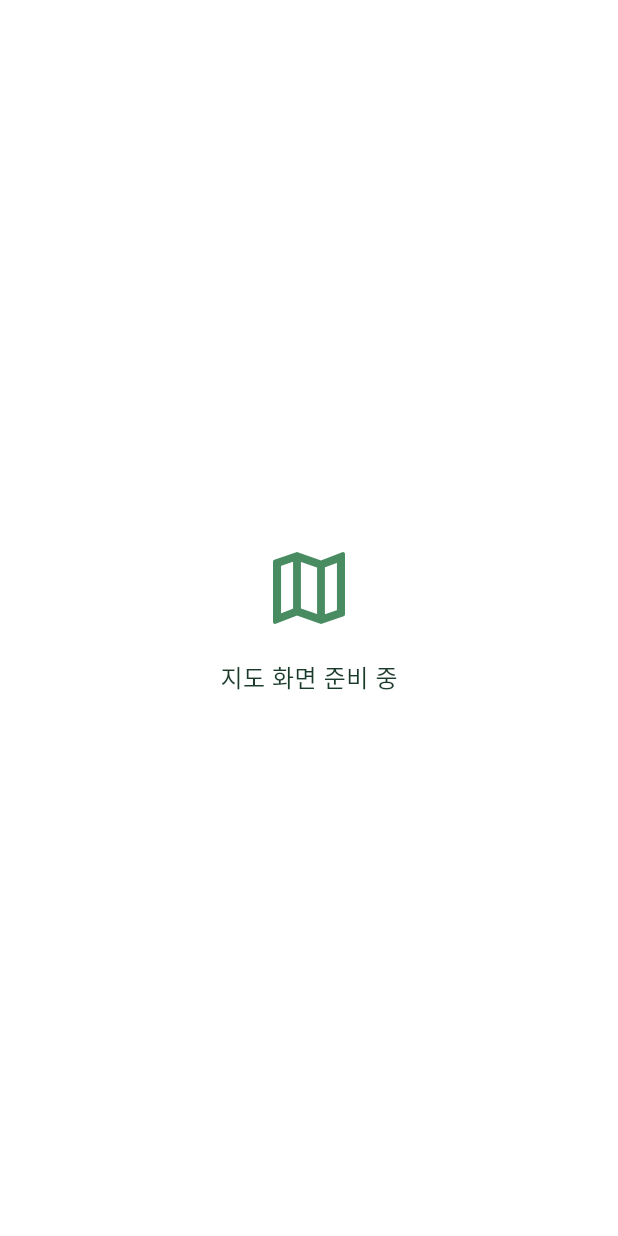
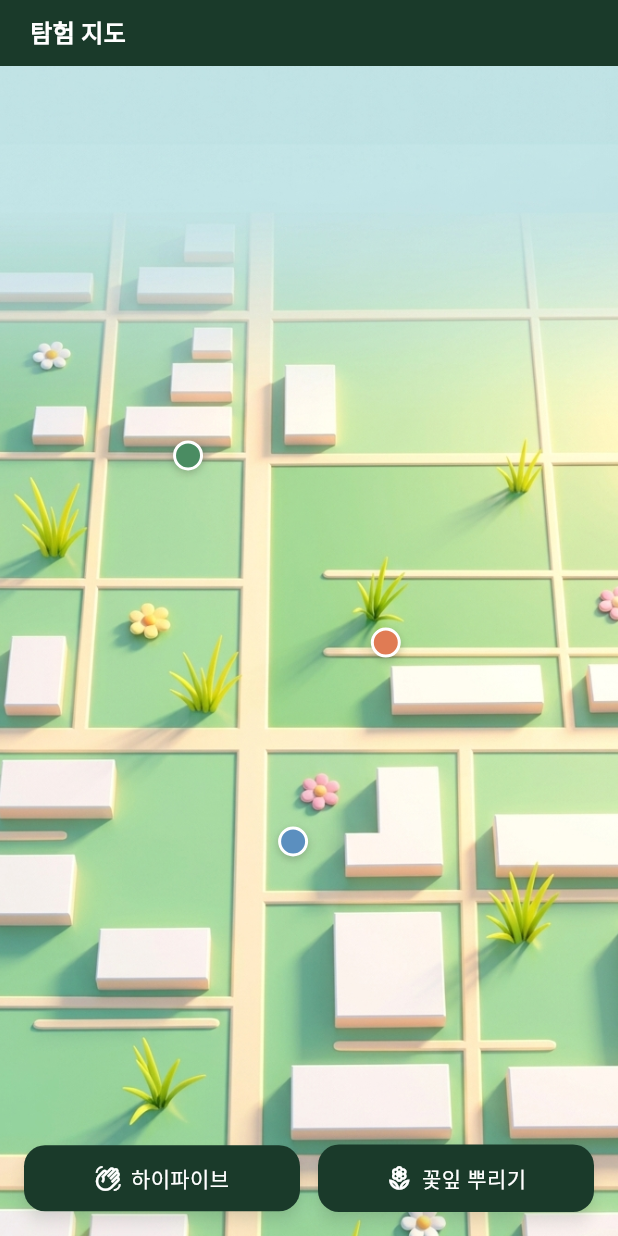
Before and after one commit to hndn00/little_forest, a Flutter app: the MapScreen widget shown alone on an empty page, opened directly, on a phone screen of 412 x 824 dp. Run offline on Flutter 3.47's test engine with Material 3 defaults, Android fonts, the phone set to English and light mode, and no system bars; our stand-ins replace google_fonts.

Commit message:
Add: nav bar and map screen

```diff
--- a/lib/screens/map_screen.dart
+++ b/lib/screens/map_screen.dart
@@ -1,27 +1,186 @@
 import 'package:flutter/material.dart';
 import 'package:little_forest/theme/app_theme.dart';
 
-class MapScreen extends StatelessWidget {
+class MapScreen extends StatefulWidget {
   const MapScreen({super.key});
 
   @override
+  State<MapScreen> createState() => _MapScreenState();
+}
+
+class _MapScreenState extends State<MapScreen> {
+  static const _avatarDots = [
+    _AvatarDot(color: Color(0xFF4A8C62), left: 0.28, top: 0.32),
+    _AvatarDot(color: Color(0xFFE07B54), left: 0.60, top: 0.48),
+    _AvatarDot(color: Color(0xFF5B8FBF), left: 0.45, top: 0.65),
+  ];
+
+  void _sendGesture(String message) {
+    ScaffoldMessenger.of(context).showSnackBar(
+      SnackBar(
+        content: Text(
+          message,
+          style: const TextStyle(fontFamily: 'Poppins'),
+        ),
+        backgroundColor: AppColors.forestDeep,
+        behavior: SnackBarBehavior.floating,
+        shape: RoundedRectangleBorder(borderRadius: BorderRadius.circular(12)),
+        margin: const EdgeInsets.fromLTRB(16, 0, 16, 8),
+        duration: const Duration(seconds: 2),
+      ),
+    );
+  }
+
+  @override
   Widget build(BuildContext context) {
-    return Center(
-      child: Column(
-        mainAxisAlignment: MainAxisAlignment.center,
-        children: [
-          Icon(Icons.map_outlined, size: 64, color: AppColors.forestLight),
-          const SizedBox(height: 16),
-          Text(
-            '지도 화면 준비 중',
-            style: TextStyle(
-              fontFamily: 'Poppins',
-              color: AppColors.forestDeep,
-              fontSize: 16,
+    return Column(
+      children: [
+        _buildHeader(),
+        Expanded(child: _buildMapArea()),
+      ],
+    );
+  }
+
+  Widget _buildHeader() {
+    return Container(
+      width: double.infinity,
+      padding: const EdgeInsets.symmetric(horizontal: 20, vertical: 10),
+      color: AppColors.forestDeep,
+      child: const Text(
+        '탐험 지도',
+        style: TextStyle(
+          fontFamily: 'Poppins',
+          fontWeight: FontWeight.w600,
+          fontSize: 16,
+          color: Colors.white,
+        ),
+      ),
+    );
+  }
+
+  Widget _buildMapArea() {
+    return LayoutBuilder(
+      builder: (context, constraints) {
+        return Stack(
+          children: [
+            Positioned.fill(
+              child: Image.asset(
+                'assets/images/map_image.png',
+                fit: BoxFit.cover,
+              ),
             ),
+            ..._avatarDots.map((dot) => Positioned(
+              left: constraints.maxWidth * dot.left,
+              top: constraints.maxHeight * dot.top,
+              child: _buildDotWidget(dot),
+            )),
+            Positioned(
+              left: 16,
+              right: 16,
+              bottom: 16,
+              child: _buildGestureButtons(),
+            ),
+          ],
+        );
+      },
+    );
+  }
+
+  Widget _buildDotWidget(_AvatarDot dot) {
+    return Container(
+      width: 20,
+      height: 20,
+      decoration: BoxDecoration(
+        color: dot.color,
+        shape: BoxShape.circle,
+        border: Border.all(color: Colors.white, width: 2),
+        boxShadow: const [
+          BoxShadow(
+            color: Color(0x33000000),
+            blurRadius: 4,
+            offset: Offset(0, 2),
           ),
         ],
       ),
     );
   }
+
+  Widget _buildGestureButtons() {
+    return Row(
+      children: [
+        Expanded(
+          child: _GestureButton(
+            icon: Icons.waving_hand_outlined,
+            label: '하이파이브',
+            onTap: () => _sendGesture('하이파이브를 보냈어요!'),
+          ),
+        ),
+        const SizedBox(width: 12),
+        Expanded(
+          child: _GestureButton(
+            icon: Icons.local_florist_outlined,
+            label: '꽃잎 뿌리기',
+            onTap: () => _sendGesture('꽃잎을 뿌렸어요!'),
+          ),
+        ),
+      ],
+    );
+  }
 }
+
+class _AvatarDot {
+  final Color color;
+  final double left;
+  final double top;
+
+  const _AvatarDot({
+    required this.color,
+    required this.left,
+    required this.top,
+  });
+}
+
+class _GestureButton extends StatelessWidget {
+  final IconData icon;
+  final String label;
+  final VoidCallback onTap;
+
+  const _GestureButton({
+    required this.icon,
+    required this.label,
+    required this.onTap,
+  });
+
+  @override
+  Widget build(BuildContext context) {
+    return Material(
+      color: AppColors.forestDeep,
+      borderRadius: BorderRadius.circular(14),
+      elevation: 4,
+      shadowColor: const Color(0x441A3A2A),
+      child: InkWell(
+        onTap: onTap,
+        borderRadius: BorderRadius.circular(14),
+        child: Padding(
+          padding: const EdgeInsets.symmetric(vertical: 12),
+          child: Row(
+            mainAxisAlignment: MainAxisAlignment.center,
+            children: [
+              Icon(icon, color: Colors.white, size: 18),
+              const SizedBox(width: 6),
+              Text(
+                label,
+                style: const TextStyle(
+                  fontFamily: 'Poppins',
+                  fontWeight: FontWeight.w500,
+                  fontSize: 14,
+                  color: Colors.white,
+                ),
+              ),
+            ],
+          ),
+        ),
+      ),
+    );
+  }
+}
```
Also changed, not shown: lib/screens/daily_log/daily_log_list_screen.dart (+15 -0 lines), lib/screens/main_screen.dart (+10 -35 lines), lib/widgets/bottom_nav.dart (+48 -0 lines), .claude/settings.local.json (added), assets/images/map_image.png (added).
